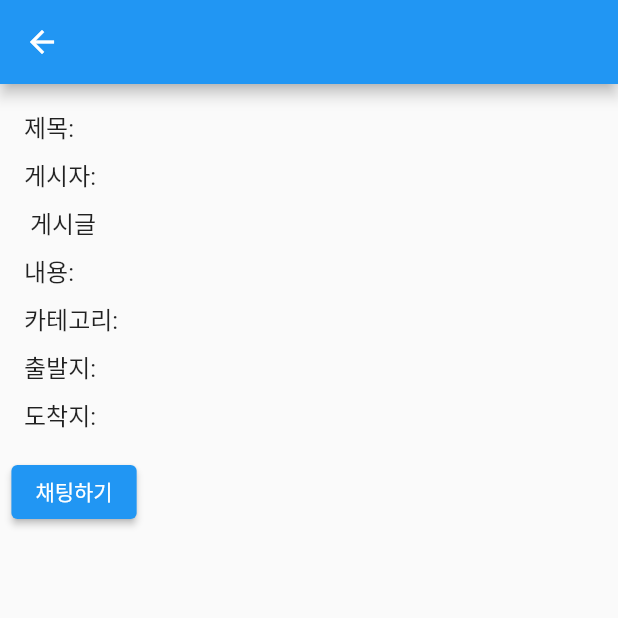
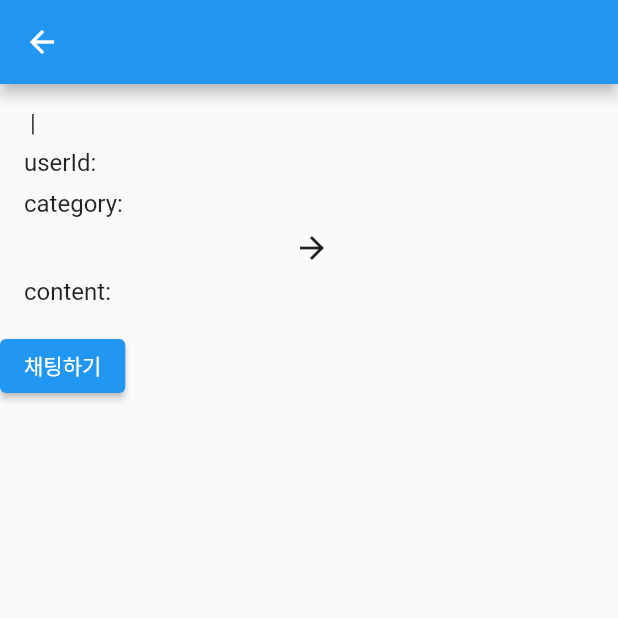
Before and after one commit to Hyuncode/cloud_quick, a Flutter app: the PostPage screen opened directly with empty values, on a phone screen of 412 x 824 dp, the top half of it. Run offline on Flutter 3.47's test engine with Material 2 defaults, Android fonts, the phone set to English and light mode, and no system bars; our stand-ins replace badges, cloud_firestore, firebase_auth, firebase_core, geolocator, image_picker and 1 more; missing offline and left inert: cloud_firestore_web, firebase_auth_web, firebase_core_web, firebase_database_web, firebase_messaging_web, flutterfire_ui and 2 more; accounts and stored records are empty; network calls fail.

```diff
--- a/lib/postList.dart
+++ b/lib/postList.dart
@@ -71,6 +71,11 @@ class _RequestListState extends State<RequestList> {
           }
           return ListView(
             children: snapshot.data!.docs.map((QueryDocumentSnapshot document) {
+              final content = document['content'].toString();
+              final displayContent = content.length > 40
+                  ? content.substring(0, 40) + '...'
+                  : content;
+
               return GestureDetector(
                 onTap: () {
                   Navigator.push(
@@ -82,7 +87,7 @@ class _RequestListState extends State<RequestList> {
                 },
                 child: ListTile(
                   title: Text(document['postTitle']),
-                  subtitle: Text(document['content']),
+                  subtitle: Text(displayContent),
                 ),
               );
             }).toList(),
@@ -141,6 +146,11 @@ class _PerformListState extends State<PerformList> {
           }
           return ListView(
             children: snapshot.data!.docs.map((QueryDocumentSnapshot document) {
+              final content = document['content'].toString();
+              final displayContent = content.length > 40
+                  ? content.substring(0, 40) + '...'
+                  : content;
+
               return GestureDetector(
                 onTap: () {
                   Navigator.push(
@@ -152,7 +162,7 @@ class _PerformListState extends State<PerformList> {
                 },
                 child: ListTile(
                   title: Text(document['postTitle']),
-                  subtitle: Text(document['content']),
+                  subtitle: Text(displayContent),
                 ),
               );
             }).toList(),
@@ -232,6 +242,11 @@ class _MainPostState extends State<MainPost> {
                 return ListView(
                   children: snapshot.data!.docs.map(
                         (QueryDocumentSnapshot document) {
+                      final content = document['content'].toString();
+                      final displayContent = content.length > 40
+                          ? content.substring(0, 40) + '...'
+                          : content;
+
                       return GestureDetector(
                         onTap: () {
                           Navigator.push(
@@ -243,7 +258,7 @@ class _MainPostState extends State<MainPost> {
                         },
                         child: ListTile(
                           title: Text(document['postTitle']),
-                          subtitle: Text(document['content']),
+                          subtitle: Text(displayContent),
                         ),
                       );
                     },
@@ -290,44 +305,55 @@ class _PostPageState extends State<PostPage> {
         title: Text(''), // Empty app bar title
       ),
       body: Column(
+        crossAxisAlignment: CrossAxisAlignment.start,
         children: [
           Padding(
             padding: const EdgeInsets.all(16.0),
             child: Column(
               crossAxisAlignment: CrossAxisAlignment.start,
               children: [
+                Row(
+                  mainAxisAlignment: MainAxisAlignment.spaceBetween,
+                  children: [
+                    Text(
+                      '${document['postOption']} | ${document['postTitle']}',
+                      style: TextStyle(fontSize: 16),
+                    ),
+                  ],
+                ),
+                const SizedBox(height: 8),
                 Text(
-                  '제목: ${document['postTitle']}',
+                  'userId: ${document['userId']}',
                   style: TextStyle(fontSize: 16),
                 ),
                 const SizedBox(height: 8),
                 Text(
-                  '게시자: ${document['userId']}',
+                  'category: ${document['category']}',
                   style: TextStyle(fontSize: 16),
                 ),
                 const SizedBox(height: 8),
-                Text(
-                  '${document['postOption']} 게시글',
-                  style: TextStyle(fontSize: 16),
+                Row(
+                  mainAxisAlignment: MainAxisAlignment.spaceBetween,
+                  children: [
+                    Row(
+                      children: [
+                        SizedBox(width: 4),
+                        Text(
+                          '${document['postStart']}',
+                          style: TextStyle(fontSize: 16),
+                        ),
+                      ],
+                    ),
+                    Icon(Icons.arrow_forward),
+                    Text(
+                      '${document['postEnd']}',
+                      style: TextStyle(fontSize: 16),
+                    ),
+                  ],
                 ),
                 const SizedBox(height: 8),
                 Text(
-                  '내용: ${document['content']}',
-                  style: TextStyle(fontSize: 16),
-                ),
-                const SizedBox(height: 8),
-                Text(
-                  '카테고리: ${document['category']}',
-                  style: TextStyle(fontSize: 16),
-                ),
-                const SizedBox(height: 8),
-                Text(
-                  '출발지: ${document['postStart']}',
-                  style: TextStyle(fontSize: 16),
-                ),
-                const SizedBox(height: 8),
-                Text(
-                  '도착지: ${document['postEnd']}',
+                  'content: ${document['content']}',
                   style: TextStyle(fontSize: 16),
                 ),
               ],
```
Also changed, not shown: lib/chat.dart (+44 -30 lines).
